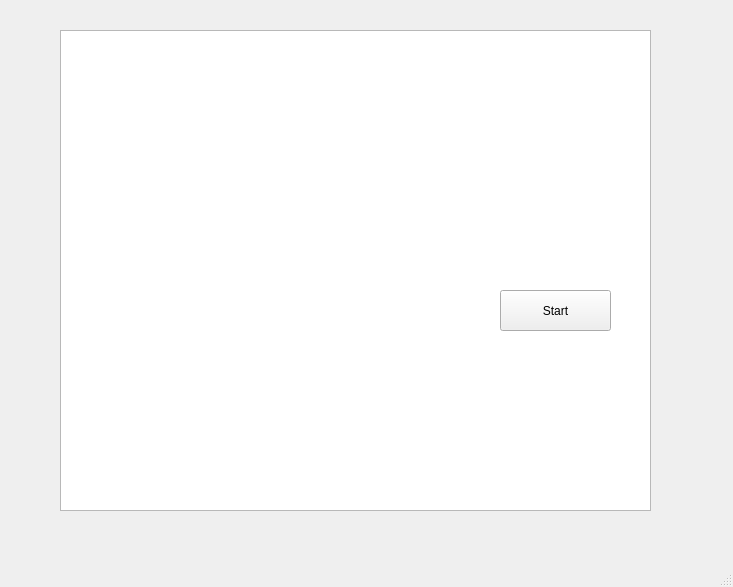
Vincent-Zag/CoronaWare, file mainwindow.ui: the form before one commit.
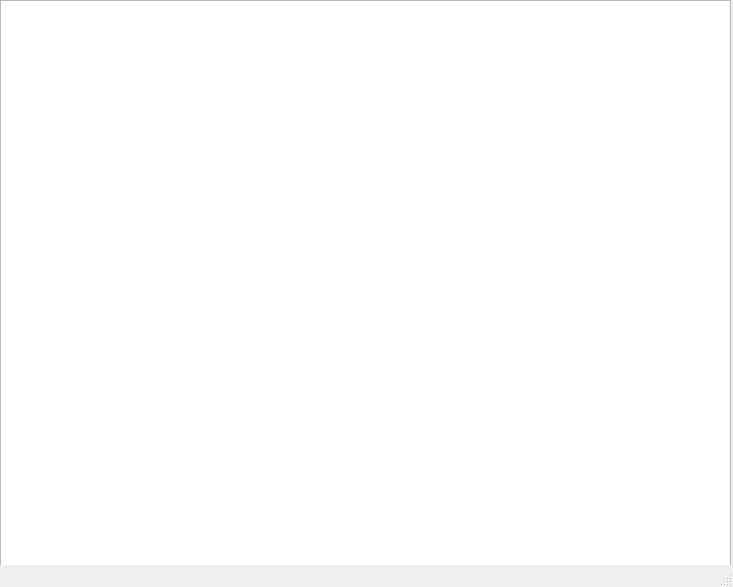
The form after the commit. Icons and pictures are not drawn.

```diff
--- a/mainwindow.ui
+++ b/mainwindow.ui
@@ -63,16 +63,16 @@
    <widget class="QGraphicsView" name="graphicsView">
     <property name="geometry">
      <rect>
-      <x>60</x>
-      <y>30</y>
-      <width>591</width>
-      <height>481</height>
+      <x>0</x>
+      <y>0</y>
+      <width>731</width>
+      <height>571</height>
      </rect>
     </property>
    </widget>
-   <zorder>graphicsView</zorder>
    <zorder>title_image</zorder>
    <zorder>pushButton</zorder>
+   <zorder>graphicsView</zorder>
    <zorder>wario_gif</zorder>
   </widget>
   <widget class="QMenuBar" name="menubar">
```
